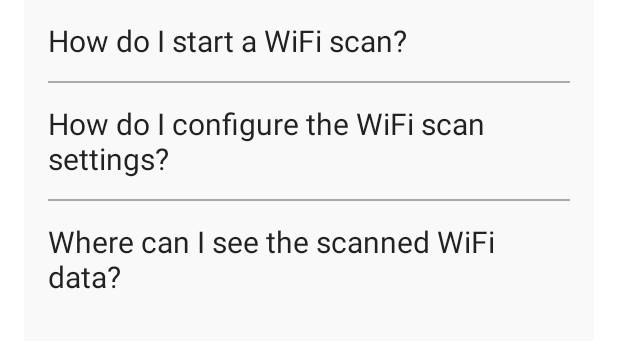
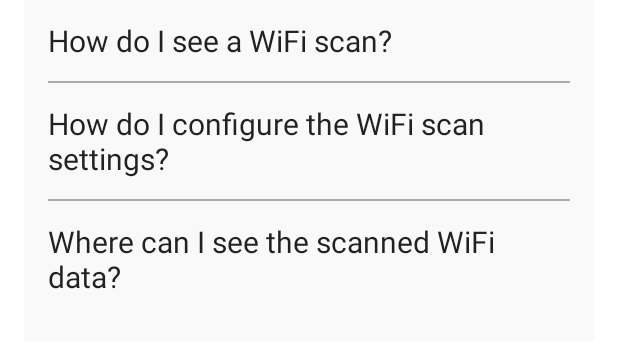
Before and after one commit to Aymanbalaa/WiScan, an Android app: the HelpActivity screen opened directly, with no data from a screen before it, on a phone screen of 412 x 824 dp, the part 288-636 px from its top. Run offline under Robolectric (Android 15) with nearby library versions, the phone set to English and light mode, and no system bars.

Commit message:
Add HelpActivity and some FAQ

```diff
--- a/app/src/main/res/values/strings.xml
+++ b/app/src/main/res/values/strings.xml
@@ -32,14 +32,14 @@
 
     // FAQ QUESTIONS
     <string name="faq_what_is_nsgs">What is NSGS App?</string>
-    <string name="faq_start_wifi_scan">How do I start a WiFi scan?</string>
+    <string name="faq_start_wifi_scan">How do I see a WiFi scan?</string>
     <string name="faq_configure_wifi_settings">How do I configure the WiFi scan settings?</string>
     <string name="faq_view_scanned_data">Where can I see the scanned WiFi data?</string>
 
     // FAQ ANSWERS
-    <string name="answer_what_is_nsgs">The NSGS (Network Security Geo-Scanner) App is designed to capture local WiFi data, clean it, display progress to the user, and send the data for advanced visualizations such as graphs and maps. The app allows users to configure WiFi scan frequency and radius.</string>
-    <string name="answer_start_wifi_scan">To see scanned network, navigate to the Scanned Network List section, and press the button. The app will begin getting the data from the cloud to show in this list.</string>
-    <string name="answer_configure_wifi_settings">You can configure the WiFi scan settings by going to the Main page and clicking on the three dots at the top right corner of the header. Here you can adjust the scan frequency and radius according to your needs.</string>
+    <string name="answer_what_is_nsgs">The NSGS (Network Security Geo-Scanner) App is designed to capture local WiFi data, clean it, display progress to the user, and send the data for advanced visualizations such as graphs and maps.</string>
+    <string name="answer_start_wifi_scan">To see scanned network, navigate to the Scanned Network List section, and press the button. The app will begin fetching the data from the cloud to show in this list.</string>
+    <string name="answer_configure_wifi_settings">You can configure the WiFi scan settings by going to the Main page and clicking on the three dots at the top right corner of the header. Here you can adjust the scan frequency, units of temperature and language to your needs. Ensure that your Pi is powered on, and connected to a hotspot. You should status feedback on the Pi\'s LCD screen. Ensure that the GPS sensor is not close to the Pi during the booting for the first time or rebooting the Pi.</string>
     <string name="answer_view_scanned_data">The scanned WiFi data is displayed in the Scanned Network List section. This section provides a detailed view of the networks captured during the scan, including their BSSIDs, SSIDs, and security protocols.</string>
 
     <string name="title_activity_maps" translatable="false">MapsActivity</string>
```
Also changed, not shown: 2 other files.
